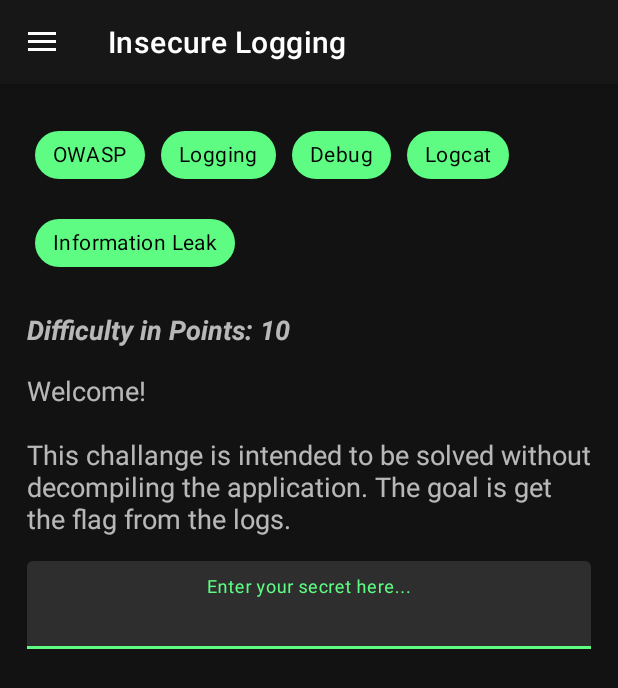
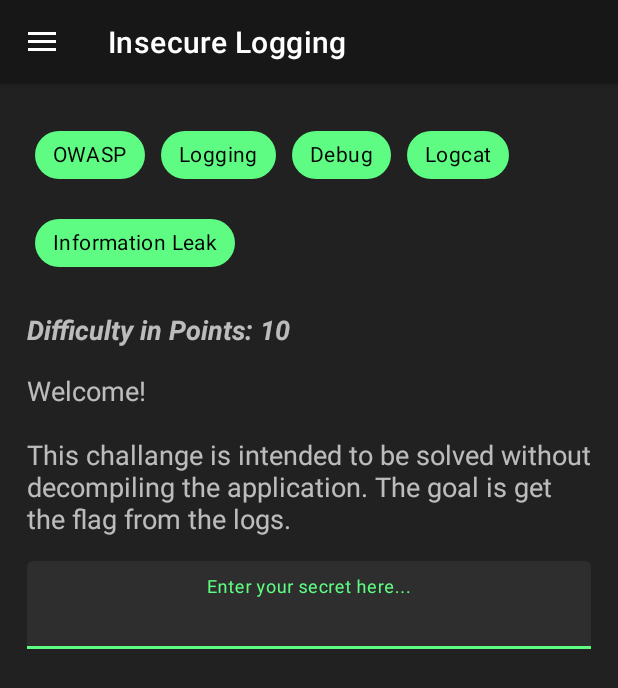
Before and after one commit to t0thkr1s/allsafe, an Android app: the screen it shows after launch (MainActivity), on a phone screen of 412 x 824 dp. Shown: the top 688 px of the screen. Run offline under Robolectric (Android 15) with nearby library versions, the light colour scheme and no system bars; our stand-ins replace FlexboxLayout, navigation-ui.

Commit message:
delete comments & add window background color

```diff
--- a/app/src/main/res/values/themes.xml
+++ b/app/src/main/res/values/themes.xml
@@ -1,14 +1,12 @@
-<resources xmlns:tools="http://schemas.android.com/tools">
-    <!-- Base application theme. -->
+<resources>
+
     <style name="Theme.Allsafe" parent="Theme.MaterialComponents.DayNight.NoActionBar">
-        <!-- Primary brand color. -->
         <item name="colorPrimary">@color/secondaryLightColor</item>
         <item name="colorPrimaryVariant">@color/primaryDarkColor</item>
-        <item name="colorOnPrimary">@color/black</item>
-
-        <!-- Status bar color. -->
-        <item name="android:statusBarColor" tools:targetApi="l">?attr/colorPrimaryVariant</item>
-        <!-- Customize your theme here. -->
+        <item name="colorOnPrimary">@color/primaryDarkColor</item>
+        <item name="android:windowBackground">@color/primaryColor</item>
+        <item name="android:navigationBarColor">@color/primaryColor</item>
+        <item name="android:statusBarColor">?attr/colorPrimaryVariant</item>
     </style>
 
     <style name="Theme.Allsafe.NoActionBar">
```
